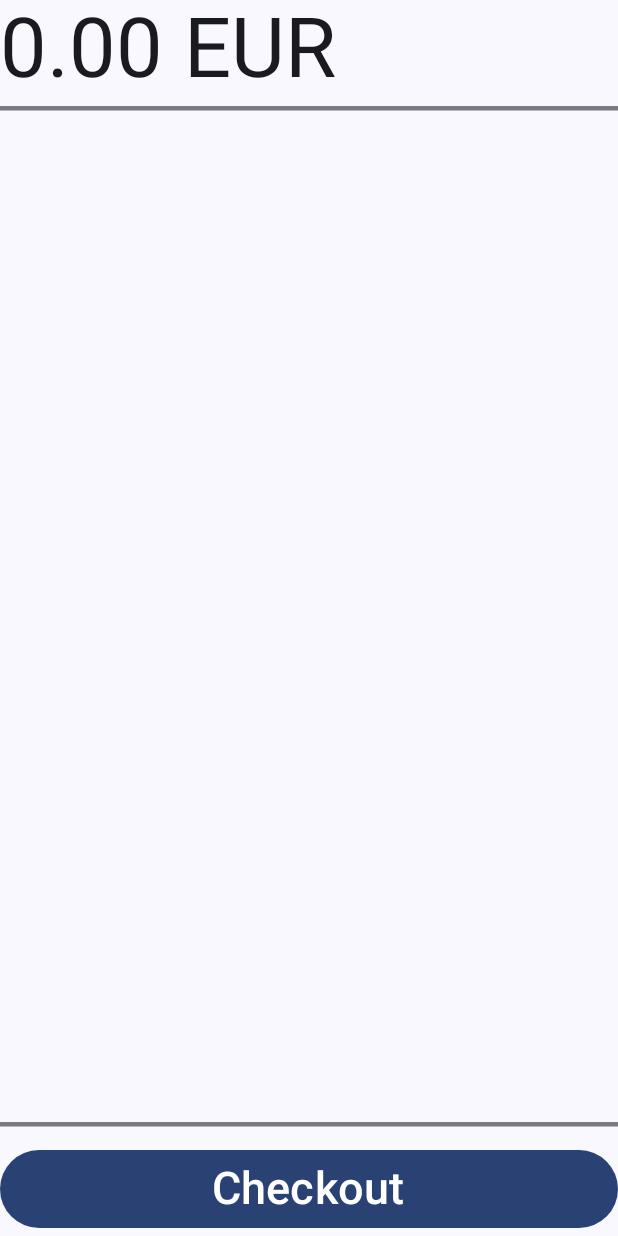
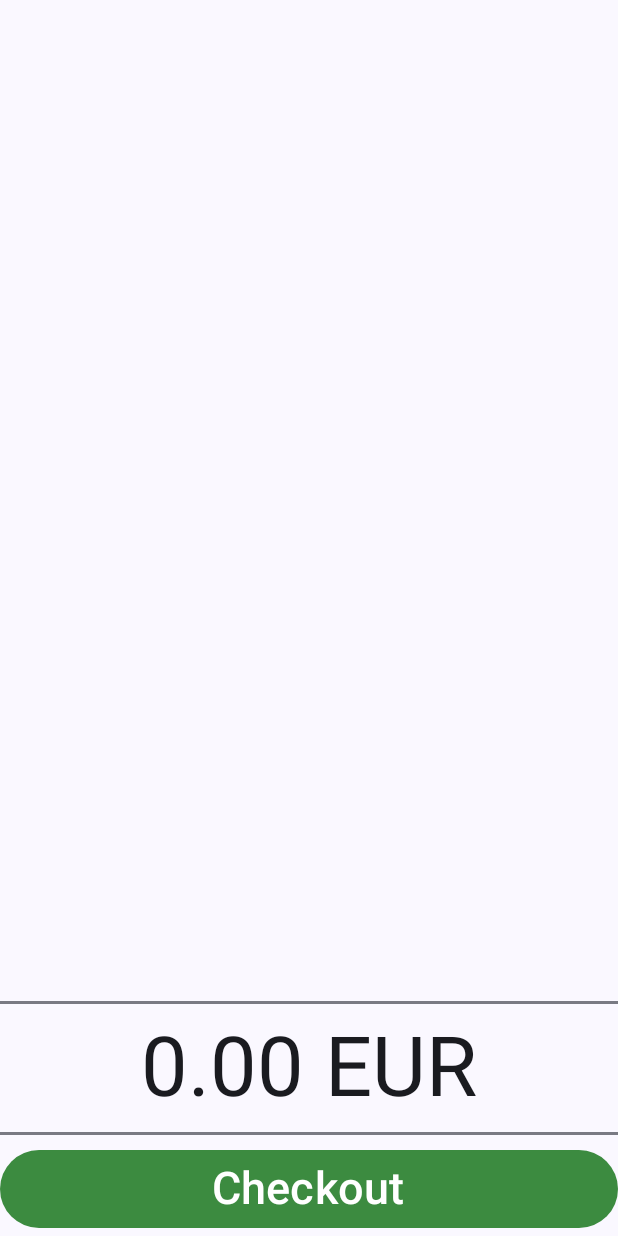
Before and after one commit to BBBlakee/Easy_POS, an Android app built with Jetpack Compose: the composable ReceiptArea shown on its own in the app's theme, on a phone screen of 412 x 824 dp. Run offline under Robolectric (Android 15) with nearby library versions, the phone set to English and light mode, and no system bars; libraries missing offline, so code that uses them is left out: io.paperdb.

Commit message:
Ui update: ReceiptArea.kt and ReceiptItem.kt

```diff
--- a/app/src/main/java/com/example/pos_moneylist/ui/home/HomeScreen.kt
+++ b/app/src/main/java/com/example/pos_moneylist/ui/home/HomeScreen.kt
@@ -4,8 +4,10 @@ import androidx.compose.foundation.layout.Arrangement
 import androidx.compose.foundation.layout.Column
 import androidx.compose.foundation.layout.PaddingValues
 import androidx.compose.foundation.layout.Row
+import androidx.compose.foundation.layout.Spacer
 import androidx.compose.foundation.layout.fillMaxSize
 import androidx.compose.foundation.layout.padding
+import androidx.compose.foundation.layout.size
 import androidx.compose.runtime.Composable
 import androidx.compose.ui.Modifier
 import androidx.compose.ui.unit.dp
@@ -46,10 +48,11 @@ fun HomeScreen(
                 })
         }
 
+        Spacer(modifier = Modifier.size(2.dp))
+
         Column(
             Modifier
                 .weight(0.3f)
-                .padding(start = 10.dp),
         ) {
             Row {
                 ReceiptArea(receiptAreaViewModel = receiptAreaViewModel)
--- a/app/src/main/java/com/example/pos_moneylist/ui/home/receiptArea/ReceiptArea.kt
+++ b/app/src/main/java/com/example/pos_moneylist/ui/home/receiptArea/ReceiptArea.kt
@@ -8,13 +8,16 @@ import androidx.compose.foundation.layout.padding
 import androidx.compose.foundation.lazy.LazyColumn
 import androidx.compose.foundation.lazy.items
 import androidx.compose.material3.Button
+import androidx.compose.material3.ButtonDefaults
 import androidx.compose.material3.HorizontalDivider
 import androidx.compose.material3.Text
 import androidx.compose.runtime.Composable
 import androidx.compose.runtime.getValue
 import androidx.compose.runtime.remember
 import androidx.compose.ui.Modifier
+import androidx.compose.ui.graphics.Color
 import androidx.compose.ui.res.stringResource
+import androidx.compose.ui.text.style.TextAlign
 import androidx.compose.ui.unit.dp
 import androidx.compose.ui.unit.sp
 import com.example.pos_moneylist.R
@@ -34,17 +37,7 @@ fun ReceiptArea(
     ) {
         Row {
             Column {
-                Row {
-                    Text(
-                        text = String.format("%.2f EUR", total),
-                        fontSize = 55.sp
-                    )
-                }
 
-                HorizontalDivider(
-                    Modifier.padding(top = 5.dp, bottom = 15.dp),
-                    thickness = 3.dp
-                )
             }
         }
 
@@ -66,13 +59,28 @@ fun ReceiptArea(
             Column {
 
                 HorizontalDivider(
-                    Modifier.padding(top = 5.dp, bottom = 15.dp),
-                    thickness = 3.dp
+                    Modifier.padding(vertical = 10.dp),
+                    thickness = 2.dp
+                )
+
+                Row {
+                    Text(
+                        text = String.format("%.2f EUR", total),
+                        fontSize = 55.sp,
+                        textAlign = TextAlign.Center,
+                        modifier = Modifier.fillMaxWidth()
+                    )
+                }
+
+                HorizontalDivider(
+                    Modifier.padding(vertical = 10.dp),
+                    thickness = 2.dp
                 )
 
                 Button(
                     onClick = { receiptAreaViewModel.clear() },
-                    Modifier
+                    colors = ButtonDefaults.buttonColors(containerColor = Color(0xFF3C8B40)),
+                    modifier = Modifier
                         .fillMaxWidth()
                         .padding(bottom = 5.dp)
                 ) {
--- a/app/src/main/java/com/example/pos_moneylist/ui/home/receiptArea/ReceiptItem.kt
+++ b/app/src/main/java/com/example/pos_moneylist/ui/home/receiptArea/ReceiptItem.kt
@@ -10,6 +10,8 @@ import androidx.compose.material.icons.twotone.AddCircle
 import androidx.compose.material3.Icon
 import androidx.compose.material3.IconButton
 import androidx.compose.material3.ListItem
+import androidx.compose.material3.ListItemDefaults
+import androidx.compose.material3.MaterialTheme
 import androidx.compose.material3.Text
 import androidx.compose.runtime.Composable
 import androidx.compose.ui.Alignment
@@ -44,7 +46,7 @@ fun ReceiptItem(
             ) {
                 Icon(
                     imageVector = Icons.TwoTone.AddCircle,
-                    contentDescription = "Add saleitem",
+                    contentDescription = "Add sale item",
                     modifier = Modifier.size(buttonSize)
                 )
             }
@@ -61,7 +63,7 @@ fun ReceiptItem(
         }
 
     },
-        tonalElevation = tonalElevation,
+        colors = ListItemDefaults.colors(containerColor = MaterialTheme.colorScheme.primaryContainer),
         modifier = modifier
             .padding(vertical = 5.dp)
             .clip(RoundedCornerShape(15.dp))
```
